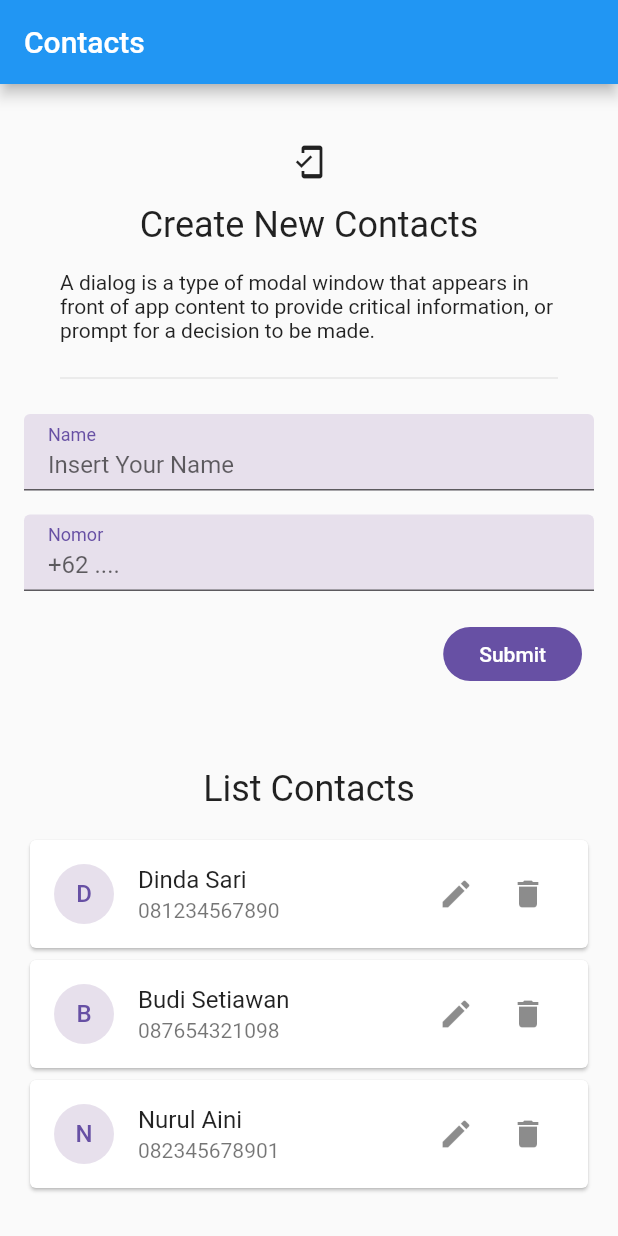
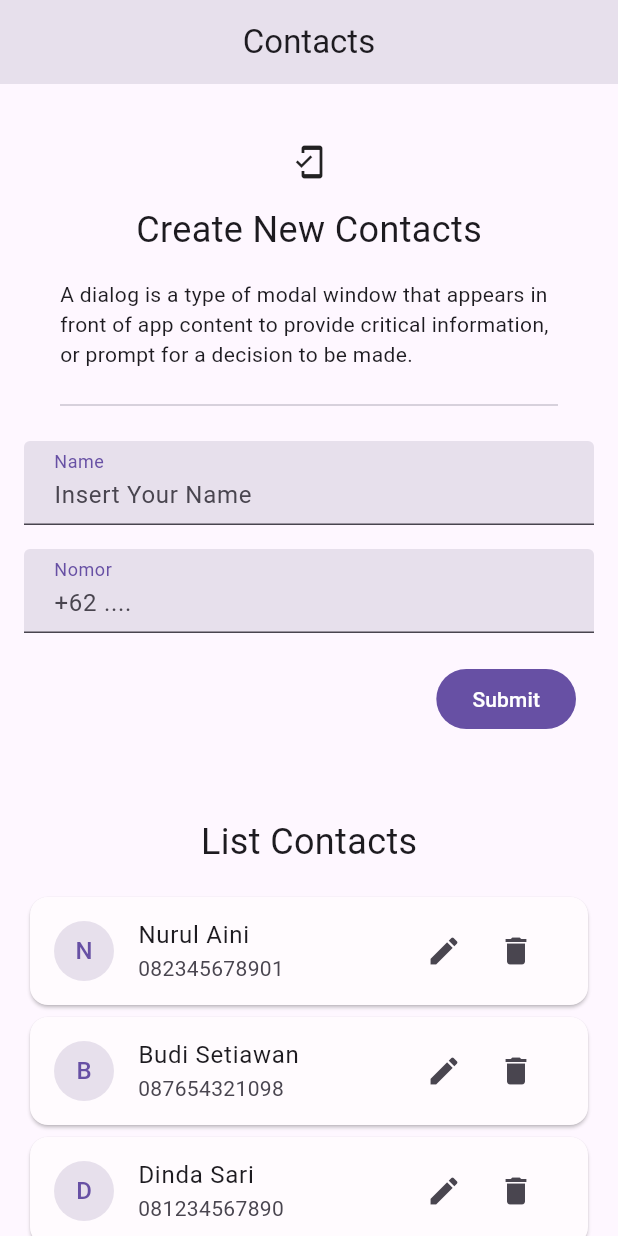
Before and after one commit to fauzan2720/flutter_Fauzan-Abdillah, a Flutter app: the screen it shows after launch, on a phone screen of 412 x 824 dp. Run offline on Flutter 3.47's test engine with Material 2 defaults, Android fonts, the phone set to English and light mode, and no system bars; our stand-ins replace file_picker, flutter_colorpicker, open_file, rflutter_alert.

Commit message:
complete task 16-Advance-Form-(Form-Picker)

```diff
--- a/16_Flutter-Form-and-Advance-Form/praktikum/first_project/lib/core/colors.dart
+++ b/16_Flutter-Form-and-Advance-Form/praktikum/first_project/lib/core/colors.dart
@@ -3,4 +3,5 @@ import 'package:flutter/material.dart';
 class AppColors {
   static Color backgroundColor = const Color(0xffE7E0EC);
   static Color primaryColor = const Color(0xff6750A4);
+  static Color cardColor = const Color(0xffFFFBFE);
 }
--- a/16_Flutter-Form-and-Advance-Form/praktikum/first_project/lib/core/widgets/form_button.dart
+++ b/16_Flutter-Form-and-Advance-Form/praktikum/first_project/lib/core/widgets/form_button.dart
@@ -4,11 +4,13 @@ import 'package:flutter/material.dart';
 class FozFormButton extends StatelessWidget {
   final String label;
   final void Function() onPressed;
+  final Color? backgroundColor;
 
   const FozFormButton({
     super.key,
     required this.label,
     required this.onPressed,
+    this.backgroundColor,
   });
 
   @override
@@ -19,7 +21,7 @@ class FozFormButton extends StatelessWidget {
         padding: const EdgeInsets.symmetric(horizontal: 24.0, vertical: 10.0),
         decoration: BoxDecoration(
           borderRadius: BorderRadius.circular(100.0),
-          color: AppColors.primaryColor,
+          color: backgroundColor ?? AppColors.primaryColor,
         ),
         child: Text(
           label,
--- a/16_Flutter-Form-and-Advance-Form/praktikum/first_project/lib/main.dart
+++ b/16_Flutter-Form-and-Advance-Form/praktikum/first_project/lib/main.dart
@@ -1,3 +1,4 @@
+import 'package:first_project/core/colors.dart';
 import 'package:first_project/pages/contacts_page.dart';
 import 'package:flutter/material.dart';
 
@@ -11,6 +12,13 @@ class MyMaterialApp extends StatelessWidget {
     return MaterialApp(
       debugShowCheckedModeBanner: false,
       title: 'Material App',
+      theme: ThemeData(
+        useMaterial3: true,
+        appBarTheme: AppBarTheme(
+          color: AppColors.backgroundColor,
+          centerTitle: true,
+        ),
+      ),
       initialRoute: ContactsPage.routeName,
       routes: {
         ContactsPage.routeName: (context) => const ContactsPage(),
--- a/16_Flutter-Form-and-Advance-Form/praktikum/first_project/lib/model/contact_model.dart
+++ b/16_Flutter-Form-and-Advance-Form/praktikum/first_project/lib/model/contact_model.dart
@@ -1,11 +1,23 @@
+import 'dart:io';
+
+import 'package:flutter/material.dart';
+
 class ContactModel {
   final String id;
   final String name;
   final String phoneNumber;
+  final DateTime? pickedDate;
+  final TimeOfDay? pickedTime;
+  final Color? pickedColor;
+  final File? selectedFile;
 
   ContactModel({
     required this.id,
     required this.name,
     required this.phoneNumber,
+    this.pickedDate,
+    this.pickedTime,
+    this.pickedColor,
+    this.selectedFile,
   });
 }
--- a/16_Flutter-Form-and-Advance-Form/praktikum/first_project/lib/pages/contacts_page.dart
+++ b/16_Flutter-Form-and-Advance-Form/praktikum/first_project/lib/pages/contacts_page.dart
@@ -4,6 +4,7 @@ import 'package:first_project/core/widgets/form_input.dart';
 import 'package:first_project/model/contact_model.dart';
 import 'package:first_project/pages/contacts_controller.dart';
 import 'package:flutter/material.dart';
+import 'package:open_file/open_file.dart';
 
 class ContactsPage extends StatefulWidget {
   static const routeName = 'contacts_page';
@@ -88,7 +89,12 @@ class _ContactsPageState extends State<ContactsPage> {
               onPressed: () {
                 Navigator.pop(context);
               },
-              child: const Text("No"),
+              child: const Text(
+                "No",
+                style: TextStyle(
+                  color: Colors.white,
+                ),
+              ),
             ),
             ElevatedButton(
               style: ElevatedButton.styleFrom(
@@ -98,7 +104,12 @@ class _ContactsPageState extends State<ContactsPage> {
                 Navigator.pop(context);
                 controller.deleteContact(contact.id);
               },
-              child: const Text("Yes"),
+              child: const Text(
+                "Yes",
+                style: TextStyle(
+                  color: Colors.white,
+                ),
+              ),
             ),
           ],
         );
@@ -193,19 +204,39 @@ class _ContactsPageState extends State<ContactsPage> {
                   ),
                   ListView.builder(
                     shrinkWrap: true,
+                    reverse: true,
                     physics: const NeverScrollableScrollPhysics(),
                     itemCount: controller.dummy.contacts.length,
                     itemBuilder: (context, index) {
                       ContactModel item = controller.dummy.contacts[index];
                       return Card(
+                        color: item.pickedColor ?? AppColors.cardColor,
                         child: ListTile(
-                          leading: CircleAvatar(
+                          leading: item.selectedFile == null
+                              ? CircleAvatar(
                                   backgroundColor: AppColors.backgroundColor,
                                   child: Text(
                                     item.name[0].toUpperCase(),
                                     style: TextStyle(
                                       color: AppColors.primaryColor,
                                       fontWeight: FontWeight.w500,
+                                    ),
+                                  ),
+                                )
+                              : GestureDetector(
+                                  onTap: () async {
+                                    if (item.selectedFile != null) {
+                                      await OpenFile.open(
+                                          item.selectedFile!.path);
+                                    }
+                                  },
+                                  child: ClipRRect(
+                                    borderRadius: BorderRadius.circular(50.0),
+                                    child: Image.file(
+                                      item.selectedFile!,
+                                      fit: BoxFit.cover,
+                                      width: 40.0,
+                                      height: 40.0,
                                     ),
                                   ),
                                 ),
--- a/16_Flutter-Form-and-Advance-Form/praktikum/first_project/pubspec.yaml
+++ b/16_Flutter-Form-and-Advance-Form/praktikum/first_project/pubspec.yaml
@@ -12,6 +12,10 @@ dependencies:
   cupertino_icons: ^1.0.2
   uuid: ^3.0.7
   rflutter_alert: ^2.0.4
+  intl: ^0.18.0
+  flutter_colorpicker: ^1.0.3
+  file_picker: ^4.6.1
+  open_file: ^3.2.1
 
 dev_dependencies:
   flutter_test:
```
Also changed, not shown: 16_Flutter-Form-and-Advance-Form/praktikum/first_project/lib/pages/contacts_controller.dart (+20 -1 lines), 16_Flutter-Form-and-Advance-Form/praktikum/first_project/lib/pages/form_picker_page.dart (added, +193 -0 lines), 16_Flutter-Form-and-Advance-Form/praktikum/first_project/pubspec.lock, 7 other files. Lines whose indentation alone changed are shown as unchanged.
